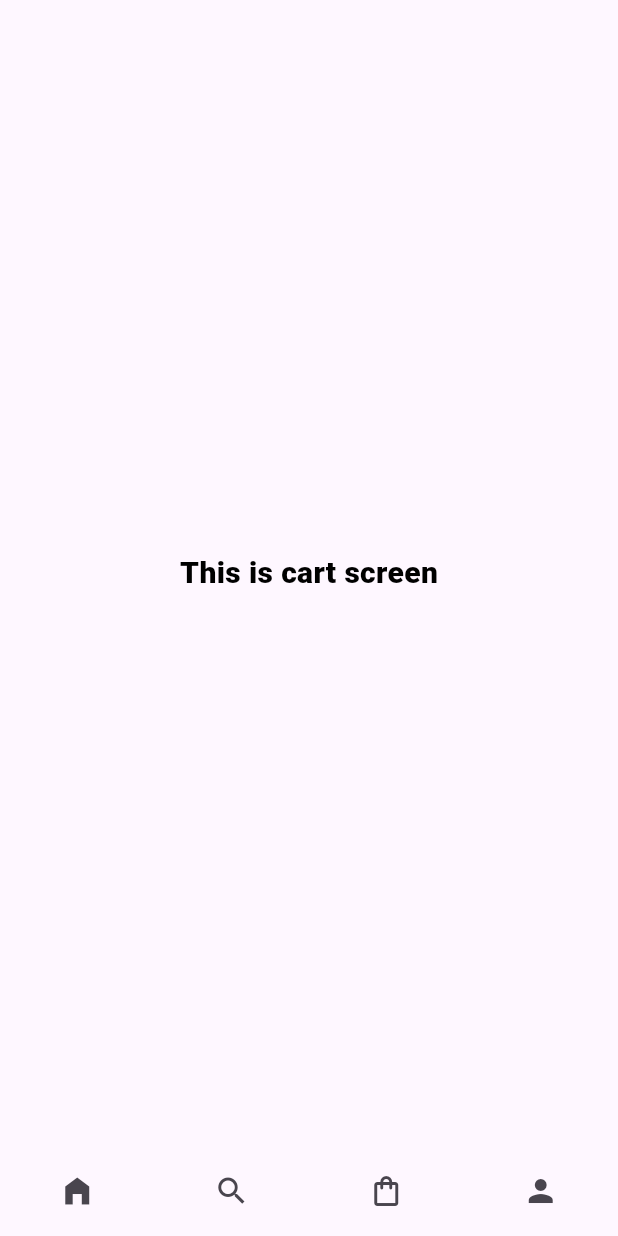
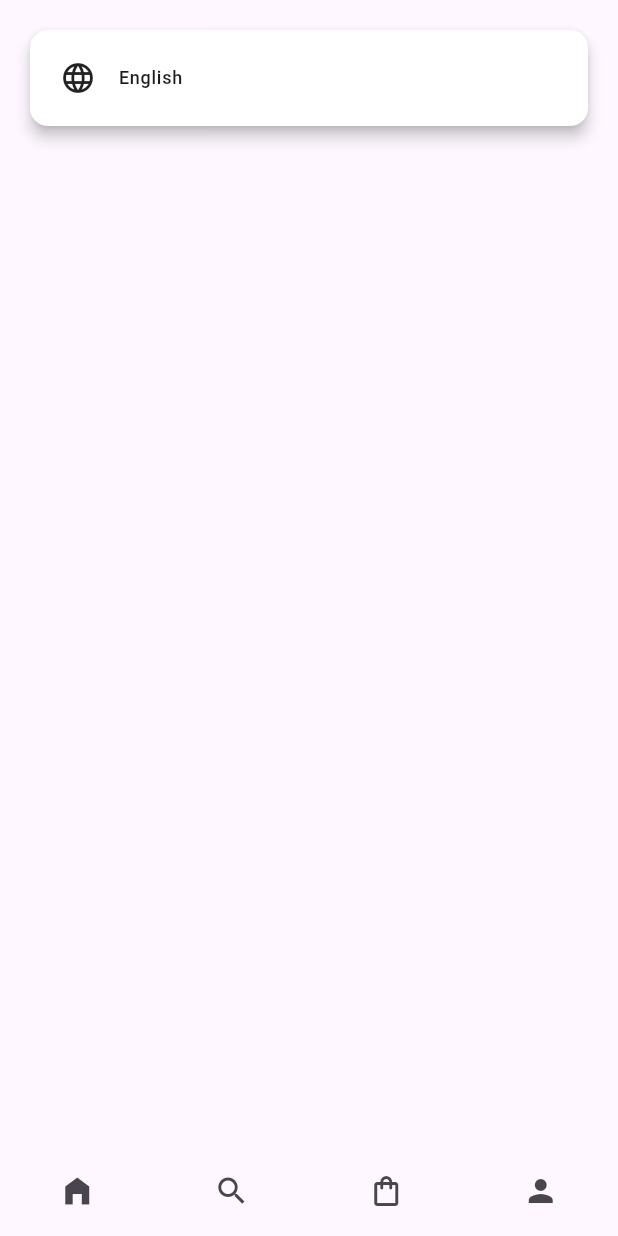
Before and after one commit to RameezKhan110/Flutter_Training, a Flutter app: the screen it shows after launch, item 3 of the bottom bar chosen, on a phone screen of 412 x 824 dp. Run offline on Flutter 3.47's test engine with Material 3 defaults, Android fonts, the phone set to English and light mode, and no system bars; our stand-ins replace easy_localization, flutter_dotenv, go_router.

```diff
--- a/lib/features/cart/cart_page.dart
+++ b/lib/features/cart/cart_page.dart
@@ -1,22 +1,95 @@
+import 'package:easy_localization/easy_localization.dart';
 import 'package:flutter/material.dart';
+import '../../utils/app_colors.dart';
 import '../../utils/app_fonts.dart';
+import '../home/category_detail_page.dart';
 
-class CartPage extends StatelessWidget {
+class CartPage extends StatefulWidget {
   const CartPage({super.key});
 
   @override
+  State<StatefulWidget> createState() {
+    return _CartStatePage();
+  }
+}
+
+class _CartStatePage extends State<CartPage> {
+  String currentLanguage = "en";
+
+  void changeLanguage() {
+    setState(() {
+      currentLanguage = context.locale.languageCode == 'en' ? 'ar' : 'en';
+    });
+    context.setLocale(Locale(currentLanguage));
+  }
+
+  @override
   Widget build(BuildContext context) {
-    return Center(
-      child: Container(
-        child: Text(
-          "This is cart screen",
-          style: TextStyle(
-            color: Colors.black,
-            fontWeight: FontWeights.boldFontWeight,
-            fontSize: 20,
+    return Scaffold(
+      // appBar: AppBar(title: const LanguageText("cartScreen")),
+      body: SafeArea(
+        child: Card(
+          color: AppColors.colorWhite,
+          margin: EdgeInsets.symmetric(horizontal: 20, vertical: 20),
+          elevation: 4,
+          shape: RoundedRectangleBorder(borderRadius: BorderRadius.circular(12)),
+          child: Padding(
+            padding: const EdgeInsets.all(20.0),
+            child: Row(
+              children: [
+                Icon(Icons.language),
+                SizedBox(width: 15),
+                InkWell(
+                  onTap: () {
+                    changeLanguage();
+                  },
+                  child: LanguageText(
+                    currentLanguage == 'en' ? 'english' : 'arabic',
+                    style: Theme.of(context).textTheme.labelMedium,
+                  ),
+                ),
+              ],
+            ),
           ),
         ),
       ),
+      // Center(
+      //   child: ElevatedButton(
+      //     onPressed: () => context.go(AppPaths.home),
+      //     child: const Text('Go back to the Home screen'),
+      //   ),
+      // ),
     );
   }
 }
+
+class LanguageText extends StatelessWidget {
+  final String textKey;
+  final TextStyle? style;
+  final bool? softWrap;
+  final TextAlign? textAlign;
+  final int? maxLines;
+  final TextOverflow? overflow;
+
+  const LanguageText(
+      this.textKey, {
+        super.key,
+        this.style,
+        this.textAlign,
+        this.softWrap,
+        this.maxLines,
+        this.overflow,
+      });
+
+  @override
+  Widget build(BuildContext context) {
+    return Text(
+      softWrap: softWrap,
+      textKey.tr(),
+      style: style,
+      textAlign: textAlign,
+      maxLines: maxLines,
+      overflow: overflow,
+    );
+  }
+}
--- a/lib/features/home/category_detail_page.dart
+++ b/lib/features/home/category_detail_page.dart
@@ -1,6 +1,7 @@
 import 'package:flutter/material.dart';
-import 'package:flutter_training/navigation/app_paths.dart';
 import 'package:go_router/go_router.dart';
+
+import '../../navigation/app_paths.dart';
 
 class CategoryDetailPage extends StatelessWidget {
   const CategoryDetailPage({super.key});
@@ -8,7 +9,9 @@ class CategoryDetailPage extends StatelessWidget {
   @override
   Widget build(BuildContext context) {
     return Scaffold(
-      appBar: AppBar(title: const Text('Details Screen')),
+      appBar: AppBar(
+        title: Text("Category Detail"),
+      ),
       body: Center(
         child: ElevatedButton(
           onPressed: () => context.go(AppPaths.home),
--- a/lib/utils/app_colors.dart
+++ b/lib/utils/app_colors.dart
@@ -3,4 +3,6 @@ import 'package:flutter/material.dart';
 class AppColors {
   static const Color primaryColor = Colors.white;
   static const Color secondaryColor = Colors.grey;
-  static const Color textColor = Colors.black;}
+  static const Color textColor = Colors.black;
+  static const Color colorWhite = Colors.white;
+}
--- a/lib/utils/app_strings.dart
+++ b/lib/utils/app_strings.dart
@@ -1,6 +1,5 @@
 class AppStrings {
-  static final hello = "Hello";
-  static final userName = "Jack Dolye";
+  static final helloJack = "Hello\nJack Doyle";
   static final designerNearYou = "Designer Near You";
   static final interior = "Interior";
   static final sofas = "Sofas";
@@ -10,4 +9,5 @@ class AppStrings {
   static final showPiece = "Show Piece";
   static final yellowThemeInterior = "Yellow Theme Interior";
   static final themeInterior = "Theme Interior";
+  static final language = "Language";
 }
--- a/pubspec.yaml
+++ b/pubspec.yaml
@@ -35,6 +35,8 @@ dependencies:
   # Use with the CupertinoIcons class for iOS style icons.
   cupertino_icons: ^1.0.8
   go_router: ^14.8.1
+  easy_localization: ^3.0.7+1
+  flutter_dotenv: ^5.0.2
 
 dev_dependencies:
   flutter_test:
@@ -61,6 +63,9 @@ flutter:
   # To add assets to your application, add an assets section, like this:
   assets:
     - assets/images/
+    - assets/translations/en.json
+    - assets/translations/ar.json
+    - .env
 
   # An image asset can refer to one or more resolution-specific "variants", see
   # https://flutter.dev/to/resolution-aware-images
```
Also changed, not shown: assets/translations/ar.json (added, +18 -0 lines), assets/translations/en.json (added, +17 -0 lines), lib/features/home/home_categories_listview.dart (+9 -7 lines), lib/features/home/home_header.dart (+5 -5 lines), lib/features/home/home_page.dart (+6 -2 lines), lib/features/home/home_products_listview.dart (+6 -4 lines), lib/main.dart (+22 -2 lines), pubspec.lock, 2 other files.
